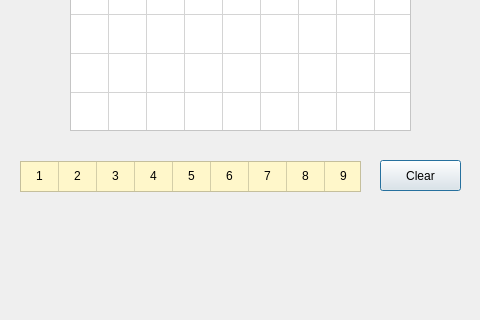
Qt form SudokuGame/solve.ui (Yasmina-Reda/Sudoko-Project) before a commit; both pictures show x 0 to 480 and y 320 to 640 of the 480 by 640 pixel window.
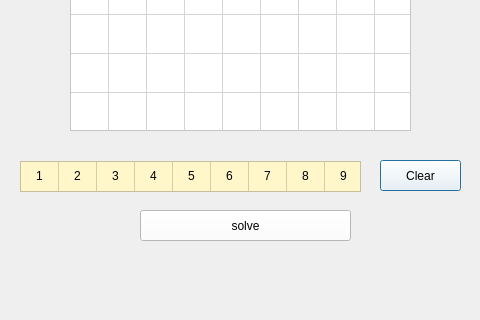
The same form after that commit.

Diff of the .ui file:
```diff
--- a/SudokuGame/solve.ui
+++ b/SudokuGame/solve.ui
@@ -93,7 +93,7 @@
     </font>
    </property>
    <property name="styleSheet">
-    <string notr="true">background-color: rgb(255, 255, 255);r</string>
+    <string notr="true"/>
    </property>
    <property name="text">
     <string>Solving</string>
@@ -233,10 +233,29 @@
      <height>31</height>
     </rect>
    </property>
+   <property name="styleSheet">
+    <string notr="true">background-color: rgb(255, 255, 255);</string>
+   </property>
    <property name="text">
     <string>Clear</string>
    </property>
   </widget>
+  <widget class="QPushButton" name="pushButton">
+   <property name="geometry">
+    <rect>
+     <x>140</x>
+     <y>530</y>
+     <width>211</width>
+     <height>31</height>
+    </rect>
+   </property>
+   <property name="styleSheet">
+    <string notr="true">background-color: rgb(255, 255, 255);</string>
+   </property>
+   <property name="text">
+    <string>solve</string>
+   </property>
+  </widget>
  </widget>
  <resources/>
  <connections/>
```
